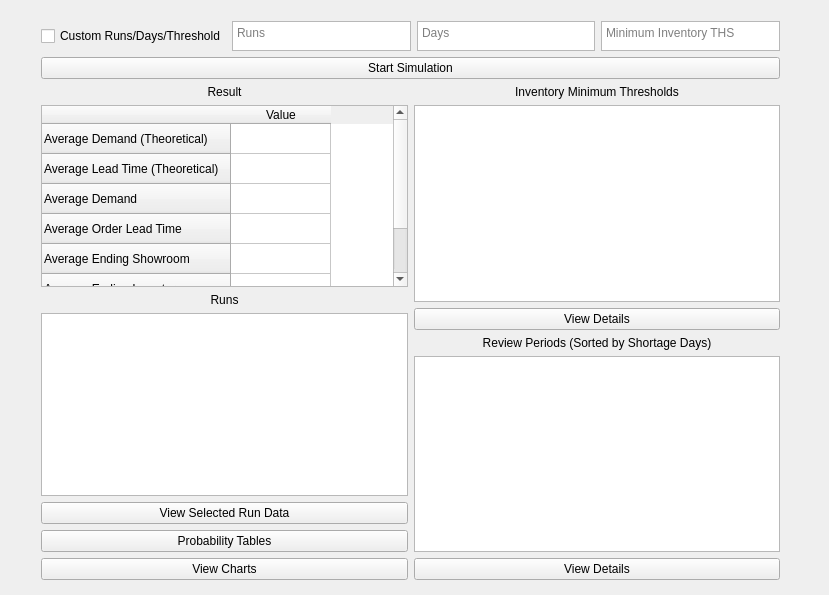
Qt form mainwindow.ui (ragrag/Inventory-Simulation-QT) before a commit.
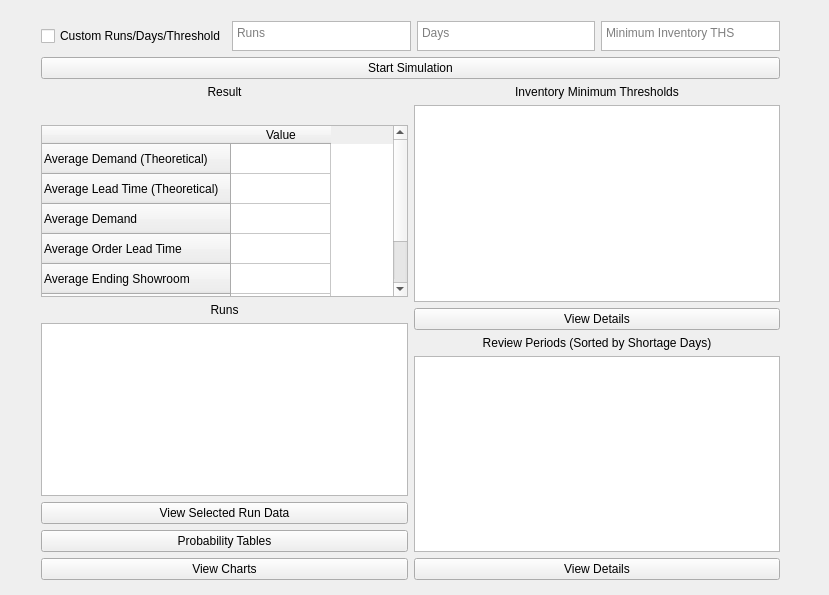
The same form after that commit.

Commit message: one love

```diff
--- a/mainwindow.ui
+++ b/mainwindow.ui
@@ -121,6 +121,16 @@
              </property>
             </widget>
            </item>
+           <item>
+            <widget class="QLabel" name="optimalLabel">
+             <property name="text">
+              <string/>
+             </property>
+             <property name="alignment">
+              <set>Qt::AlignCenter</set>
+             </property>
+            </widget>
+           </item>
            <item>
             <widget class="QTableWidget" name="resultsTable">
              <row>
```
The commit also changes 1 other file.
